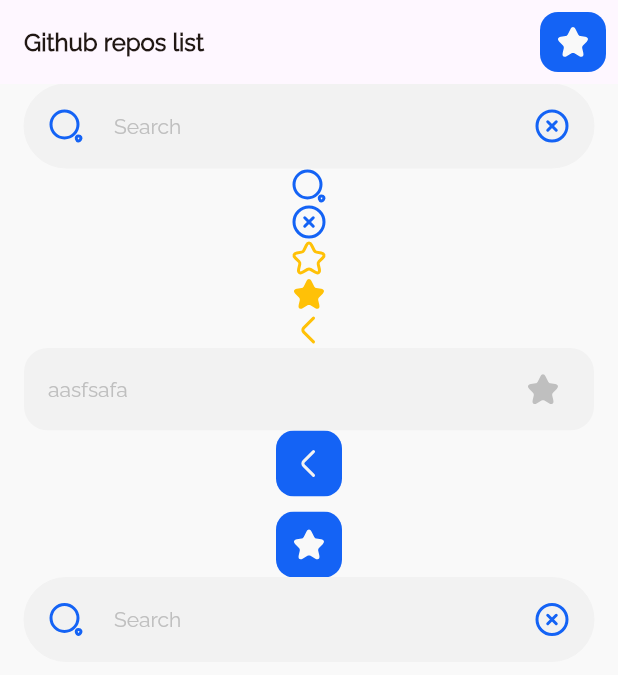
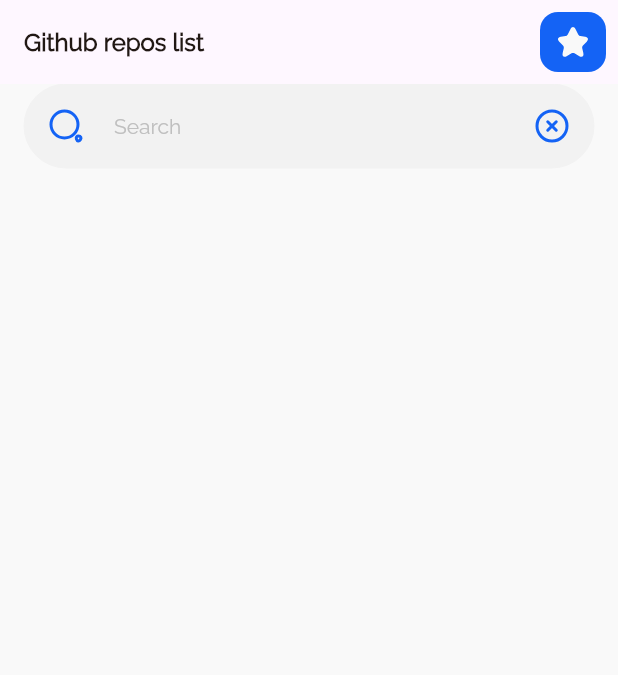
Before and after one commit to KostiantynKi/repositories_searcher, a Flutter app: the screen it shows after launch, on a phone screen of 412 x 824 dp. Shown: the top 675 px of the screen. Run offline on Flutter 3.47's test engine with Material 3 defaults, Android fonts, the phone set to English and light mode, and no system bars; our stand-ins replace bloc, equatable, flutter_bloc, flutter_svg, shared_preferences.

```diff
--- a/lib/bloc/cubit/favorite_cubit/favorite_cubit.dart
+++ b/lib/bloc/cubit/favorite_cubit/favorite_cubit.dart
@@ -19,7 +19,8 @@ class FavoriteCubit extends Cubit<FavoriteState> {
       emit(FavoriteEmpty(
           'You have no favorites.\nClick on star while searching to add first favorite'));
     } else
-      emit(FavoriteLoaded(favorites));
+      print('favorites.len ${favorites.length}');
+    emit(FavoriteLoaded(favorites));
   }
 
   void toggleFavorite(RepositoryModel favorites) {
--- a/lib/main.dart
+++ b/lib/main.dart
@@ -13,46 +13,7 @@ void main() {
 class MyApp extends StatelessWidget {
   @override
   Widget build(BuildContext context) {
-    return
-        // MaterialApp(
-        //   debugShowCheckedModeBanner: false,
-        // title: 'GitHub Search',
-        // theme: ThemeData(
-        //   textTheme: const TextTheme(
-        //     displayLarge: TextStyle(
-        //       fontFamily: 'Raleway',
-        //       fontSize: 16.0,
-        //       fontWeight: AppFonts.bold,
-        //       color: AppColors.textPrimary,
-        //       letterSpacing: 0.0,
-        //     ),
-        //     bodyMedium: TextStyle(
-        //       fontFamily: 'Raleway',
-        //       fontSize: 14.0,
-        //       fontWeight: AppFonts.regular,
-        //       color: AppColors.textPlaceholder,
-        //       letterSpacing: 0.0,
-        //     ),
-        //     displayMedium: TextStyle(
-        //       fontFamily: 'Raleway',
-        //       fontSize: 14.0,
-        //       fontWeight: AppFonts.regular,
-        //       color: AppColors.textPrimary,
-        //       letterSpacing: 0.0,
-        //     ),
-        //     labelLarge: TextStyle(
-        //       fontFamily: 'Raleway',
-        //       fontSize: 16.0,
-        //       fontWeight: AppFonts.regular,
-        //       color: AppColors.accentPrimary,
-        //       letterSpacing: 0.0,
-        //     ),
-        //   ),
-        //   scaffoldBackgroundColor: AppColors.backgroundMain,
-        //   // primarySwatch: AppColors.accentPrimary,
-        // ),
-        // home:
-        MultiBlocProvider(
+    return MultiBlocProvider(
       providers: [
         BlocProvider<SearcherCubit>(create: (context) => SearcherCubit()),
         BlocProvider<FavoriteCubit>(create: (context) => FavoriteCubit()),
@@ -91,7 +52,6 @@ class MyApp extends StatelessWidget {
               ),
             ),
             scaffoldBackgroundColor: AppColors.backgroundMain,
-            // primarySwatch: AppColors.accentPrimary,
           ),
           home: SearchScreen()),
     )
--- a/lib/screens/favorite_screen.dart
+++ b/lib/screens/favorite_screen.dart
@@ -7,11 +7,9 @@ import 'package:repositories_searcher/widgets/reusable_widgets/icon_buttons.dart
 
 class FavoriteScreen extends StatelessWidget {
   static const String title = 'Favorite repos list';
-  // final FavoriteCubit favoriteCubit;
 
   const FavoriteScreen({
     super.key,
-    // required this.favoriteCubit,
   });
 
   @override
@@ -40,9 +38,9 @@ class FavoriteScreen extends StatelessWidget {
       body: BlocBuilder<FavoriteCubit, FavoriteState>(
         builder: (context, state) {
           if (state is FavoriteLoaded) {
+            return FavoriteWidget(state: state);
+          } else if (state is FavoriteInitial) {
             favoriteCubit.getFavoriteRepositories();
-            return FavoriteWidget(state: state);
-          } else if (state is FavoriteLoading) {
             return Center(child: CircularProgressIndicator());
           } else
             return Container();
--- a/lib/screens/search_screen.dart
+++ b/lib/screens/search_screen.dart
@@ -14,7 +14,7 @@ class SearchScreen extends StatelessWidget {
   @override
   Widget build(BuildContext context) {
     final SearcherCubit searcherCubit = BlocProvider.of<SearcherCubit>(context);
-    TextEditingController _textController = TextEditingController();
+    TextEditingController textController = TextEditingController();
 
     return Scaffold(
       appBar: AppBar(
@@ -48,7 +48,7 @@ class SearchScreen extends StatelessWidget {
             },
             child: CustomTextField(
               hintText: 'Search',
-              controller: _textController,
+              controller: textController,
             ),
           ),
           BlocBuilder<SearcherCubit, SearcherState>(
--- a/lib/widgets/favorite_widget.dart
+++ b/lib/widgets/favorite_widget.dart
@@ -15,8 +15,7 @@ class FavoriteWidget extends StatelessWidget {
   Widget build(BuildContext context) {
     FavoriteCubit searcherCubit = BlocProvider.of<FavoriteCubit>(context);
 
-    return Expanded(
-      child: ListView.builder(
+    return ListView.builder(
       itemCount: state.favorites.length,
       itemBuilder: (context, index) {
         final repository = state.favorites[index];
@@ -34,7 +33,6 @@ class FavoriteWidget extends StatelessWidget {
           onTap: () {},
         );
       },
-      ),
     );
   }
 }
--- a/lib/widgets/saved_result_widget.dart
+++ b/lib/widgets/saved_result_widget.dart
@@ -1,10 +1,5 @@
 import 'package:flutter/material.dart';
 import 'package:repositories_searcher/bloc/cubit/searcher_cubit.dart';
-import 'package:repositories_searcher/resource/app_icons.dart';
-import 'package:repositories_searcher/widgets/reusable_widgets/custom_text_field.dart';
-import 'package:repositories_searcher/widgets/reusable_widgets/icon_buttons.dart';
-import 'package:repositories_searcher/widgets/reusable_widgets/search_cards.dart';
-import 'package:repositories_searcher/widgets/reusable_widgets/svg_picture_form_asset.dart';
 
 class SavedResultWidget extends StatefulWidget {
   final SavedRequests state;
@@ -20,48 +15,7 @@ class _SavedResultWidgetState extends State<SavedResultWidget> {
 
   @override
   Widget build(BuildContext context) {
-    return Column(
-      children: [
-        const SvgPictureFromAsset(
-          iconString: AppIcons.search,
-        ),
-        const SvgPictureFromAsset(
-          iconString: AppIcons.cancel,
-        ),
-        const SvgPictureFromAsset(
-          iconString: AppIcons.disabledFavorite,
-          color: Colors.amber,
-        ),
-        const SvgPictureFromAsset(
-          iconString: AppIcons.favorite,
-          color: Colors.amber,
-        ),
-        const SvgPictureFromAsset(
-          iconString: AppIcons.left,
-          color: Colors.amber,
-        ),
-        const SerchCard(
-          text: 'aasfsafa',
-        ),
-        MyIconButton(
-          icon: AppIcons.left,
-          onTap: () {
-            print('left');
-          },
-        ),
-        const SizedBox(height: 10),
-        MyIconButton(
-          icon: AppIcons.favorite,
-          onTap: () {
-            print('favorite');
-          },
-        ),
-        CustomTextField(
-          hintText: 'Search',
-          controller: _textController,
-        ),
-      ],
-    );
+    return Container();
     // ListView.builder(
     //   itemCount: state.savedRequests.length,
     //   reverse: true,
--- a/lib/widgets/searcher_success_widget.dart
+++ b/lib/widgets/searcher_success_widget.dart
@@ -31,7 +31,7 @@ class SearcherSuccessWidget extends StatelessWidget {
                 searcherCubit.toggleFavorite(repository);
               },
             ),
-            onTap: () {},
+            // onTap: () {},
           );
         },
       ),
```
Also changed, not shown: lib/services/favorite_service.dart (+13 -1 lines). Lines whose indentation alone changed are shown as unchanged.
